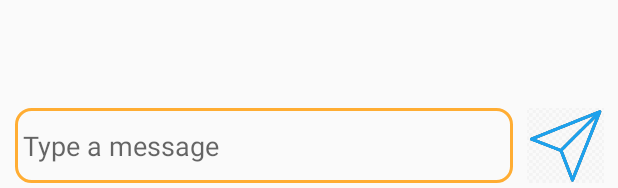
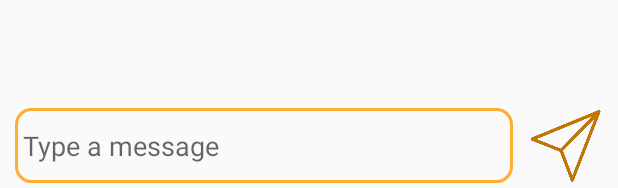
Before and after one commit to mxrtinax/chat-app, an Android app: the layout activity_chat.xml on its own in the app's theme, with its tools: preview values and no code run, on a phone screen of 412 x 824 dp. Shown: the part 1045-1233 px from the top of the screen. Run offline under Robolectric (Android 15) with nearby library versions, the phone set to English and light mode, and no system bars.

Commit message:
change send button

```diff
--- a/app/src/main/res/layout/activity_chat.xml
+++ b/app/src/main/res/layout/activity_chat.xml
@@ -42,7 +42,7 @@
             android:layout_width="50dp"
             android:layout_height="50dp"
             android:layout_weight="20"
-            android:src="@drawable/sendmes"
+            android:src="@drawable/send_orange"
             app:layout_constraintBottom_toBottomOf="parent"
             app:layout_constraintEnd_toEndOf="parent" />
     </LinearLayout>
```
Also changed, not shown: app/src/main/res/drawable/send_orange.png (added).
